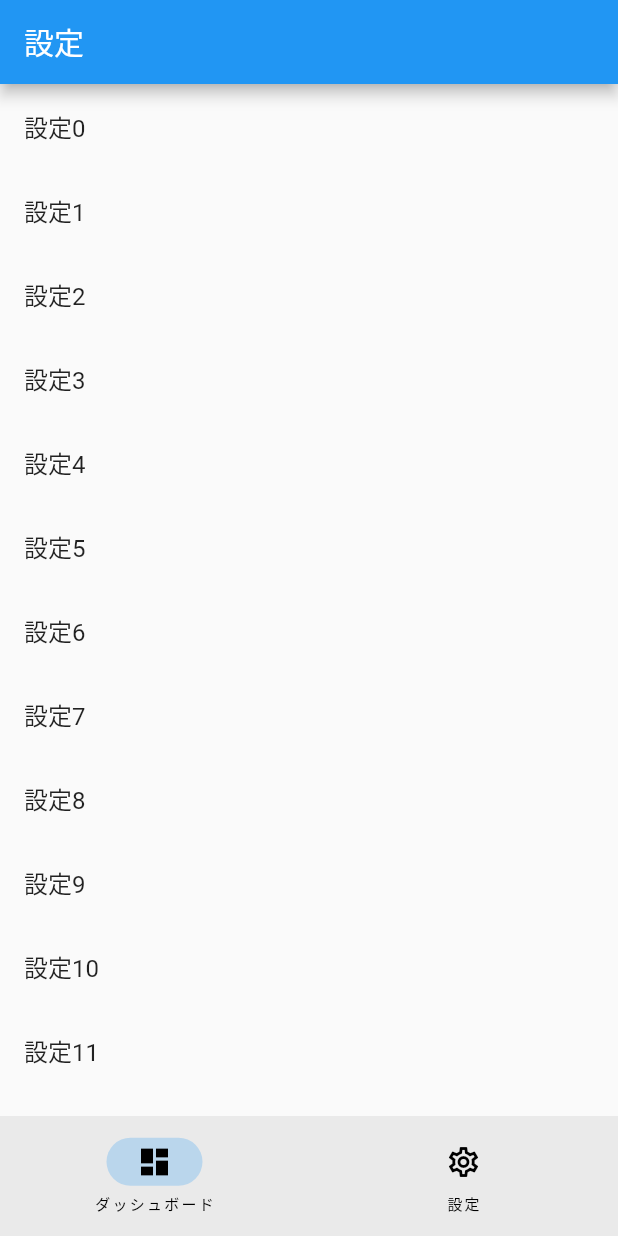
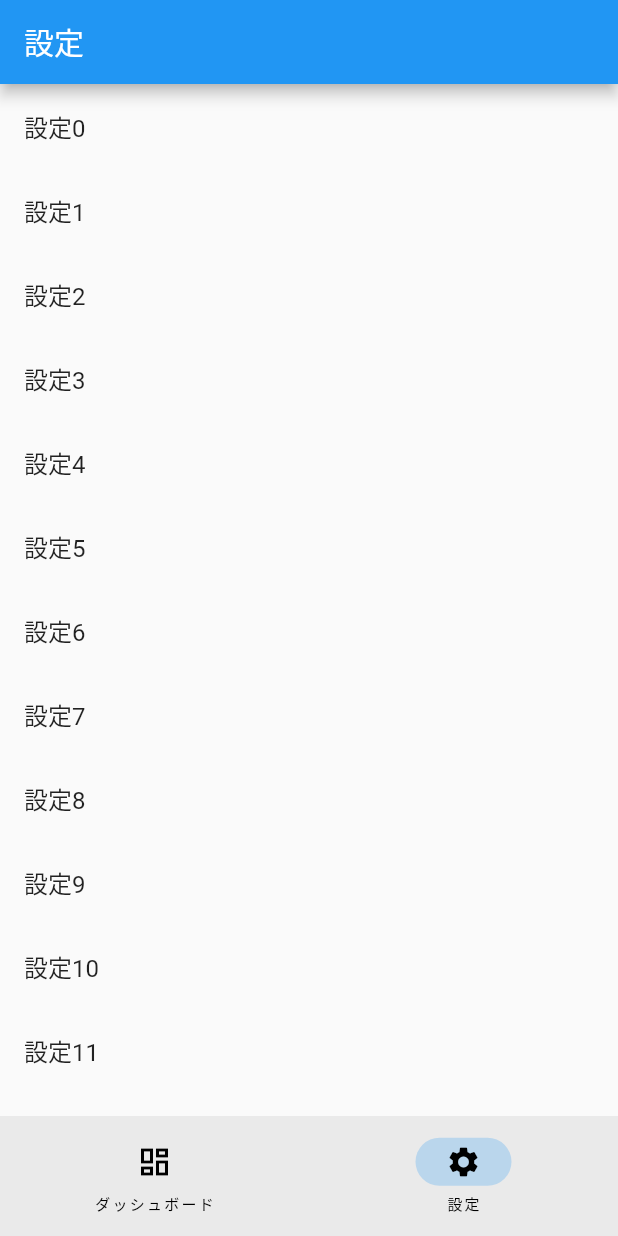
Before and after one commit to susatthi/flutter-sample-shell-route, a Flutter app: the SettingsPage screen opened by its route, on a phone screen of 412 x 824 dp. Run offline on Flutter 3.47's test engine with Material 2 defaults, Android fonts, the phone set to English and light mode, and no system bars; our stand-ins replace flutter_riverpod, go_router.

Commit message:
🚀 feat: 現在のNavigationItemをGoRouterStateから取得する

```diff
--- /dev/null
+++ b/lib/component/navigation.dart
@@ -0,0 +1,98 @@
+import 'package:collection/collection.dart';
+import 'package:flutter/material.dart';
+import 'package:go_router/go_router.dart';
+
+enum NavigationItem {
+  dashboard(
+    label: 'ダッシュボード',
+    icon: Icons.dashboard_outlined,
+    selectedIcon: Icons.dashboard,
+  ),
+  settings(
+    label: '設定',
+    icon: Icons.settings_outlined,
+    selectedIcon: Icons.settings,
+  ),
+  ;
+
+  const NavigationItem({
+    required this.label,
+    required this.icon,
+    required this.selectedIcon,
+  });
+
+  final String label;
+  final IconData icon;
+  final IconData selectedIcon;
+
+  String get path => this == initial ? '/' : '/$name';
+
+  static NavigationItem get initial => dashboard;
+
+  static NavigationItem indexOf(int index) => NavigationItem.values[index];
+
+  static NavigationItem? locationOf(String location) {
+    if (location == '/') {
+      return initial;
+    }
+
+    final path = Uri.parse(location).path;
+    return NavigationItem.values
+        .firstWhereOrNull((e) => e != initial && path.startsWith(e.path));
+  }
+}
+
+class ScaffoldWithNavigationBar extends StatelessWidget {
+  const ScaffoldWithNavigationBar({
+    super.key,
+    required this.child,
+  });
+
+  final Widget child;
+
+  @override
+  Widget build(BuildContext context) {
+    return Scaffold(
+      body: child,
+      bottomNavigationBar: const _NavigationBar(),
+    );
+  }
+}
+
+class _NavigationBar extends StatelessWidget {
+  const _NavigationBar();
+
+  @override
+  Widget build(BuildContext context) {
+    final location = GoRouterState.of(context).location;
+    final item =
+        NavigationItem.locationOf(location) ?? NavigationItem.dashboard;
+    return NavigationBar(
+      selectedIndex: item.index,
+      destinations: NavigationItem.values
+          .map((item) => _NavigationDestination(item: item))
+          .toList(),
+      onDestinationSelected: (index) {
+        final item = NavigationItem.indexOf(index);
+        context.go(item.path);
+      },
+    );
+  }
+}
+
+class _NavigationDestination extends StatelessWidget {
+  const _NavigationDestination({
+    required this.item,
+  });
+
+  final NavigationItem item;
+
+  @override
+  Widget build(BuildContext context) {
+    return NavigationDestination(
+      icon: Icon(item.icon),
+      selectedIcon: Icon(item.selectedIcon),
+      label: item.label,
+    );
+  }
+}
--- a/lib/feature/navigation/page/component/navigation_bar.dart
+++ /dev/null
@@ -1,44 +0,0 @@
-import 'package:flutter/material.dart';
-import 'package:flutter_riverpod/flutter_riverpod.dart';
-import 'package:go_router/go_router.dart';
-
-import '../../state/navigation_item.dart';
-
-class AppNavigationBar extends ConsumerWidget {
-  const AppNavigationBar({super.key});
-
-  @override
-  Widget build(BuildContext context, WidgetRef ref) {
-    final item = ref.watch(currentNavigationItemProvider);
-    return NavigationBar(
-      selectedIndex: item.index,
-      destinations: NavigationItem.values
-          .map((item) => _NavigationDestination(item: item))
-          .toList(),
-      onDestinationSelected: (index) {
-        final item = NavigationItem.values[index];
-        context.go(item.path);
-        ref.read(currentNavigationItemProvider.notifier).update(
-              (state) => item,
-            );
-      },
-    );
-  }
-}
-
-class _NavigationDestination extends StatelessWidget {
-  const _NavigationDestination({
-    required this.item,
-  });
-
-  final NavigationItem item;
-
-  @override
-  Widget build(BuildContext context) {
-    return NavigationDestination(
-      icon: Icon(item.icon),
-      selectedIcon: Icon(item.selectedIcon),
-      label: item.label,
-    );
-  }
-}
--- a/lib/feature/navigation/page/navigation_page.dart
+++ /dev/null
@@ -1,21 +0,0 @@
-import 'package:flutter/material.dart';
-import 'package:flutter_riverpod/flutter_riverpod.dart';
-
-import 'component/navigation_bar.dart';
-
-class NavigationPage extends ConsumerWidget {
-  const NavigationPage({
-    super.key,
-    required this.child,
-  });
-
-  final Widget child;
-
-  @override
-  Widget build(BuildContext context, WidgetRef ref) {
-    return Scaffold(
-      body: child,
-      bottomNavigationBar: const AppNavigationBar(),
-    );
-  }
-}
--- a/lib/feature/navigation/state/navigation_item.dart
+++ /dev/null
@@ -1,34 +0,0 @@
-import 'package:flutter/material.dart';
-import 'package:flutter_riverpod/flutter_riverpod.dart';
-
-enum NavigationItem {
-  dashboard(
-    label: 'ダッシュボード',
-    icon: Icons.dashboard_outlined,
-    selectedIcon: Icons.dashboard,
-    path: '/',
-  ),
-  settings(
-    label: '設定',
-    icon: Icons.settings_outlined,
-    selectedIcon: Icons.settings,
-    path: '/settings',
-  ),
-  ;
-
-  const NavigationItem({
-    required this.label,
-    required this.icon,
-    required this.selectedIcon,
-    required this.path,
-  });
-
-  final String label;
-  final IconData icon;
-  final IconData selectedIcon;
-  final String path;
-}
-
-final currentNavigationItemProvider = StateProvider((ref) {
-  return NavigationItem.dashboard;
-});
--- a/pubspec.yaml
+++ b/pubspec.yaml
@@ -7,6 +7,7 @@ environment:
   sdk: '>=2.19.6 <3.0.0'
 
 dependencies:
+  collection: ^1.17.0
   cupertino_icons: ^1.0.5
   flutter:
     sdk: flutter
```
Also changed, not shown: lib/router.dart (+6 -5 lines), pubspec.lock.
